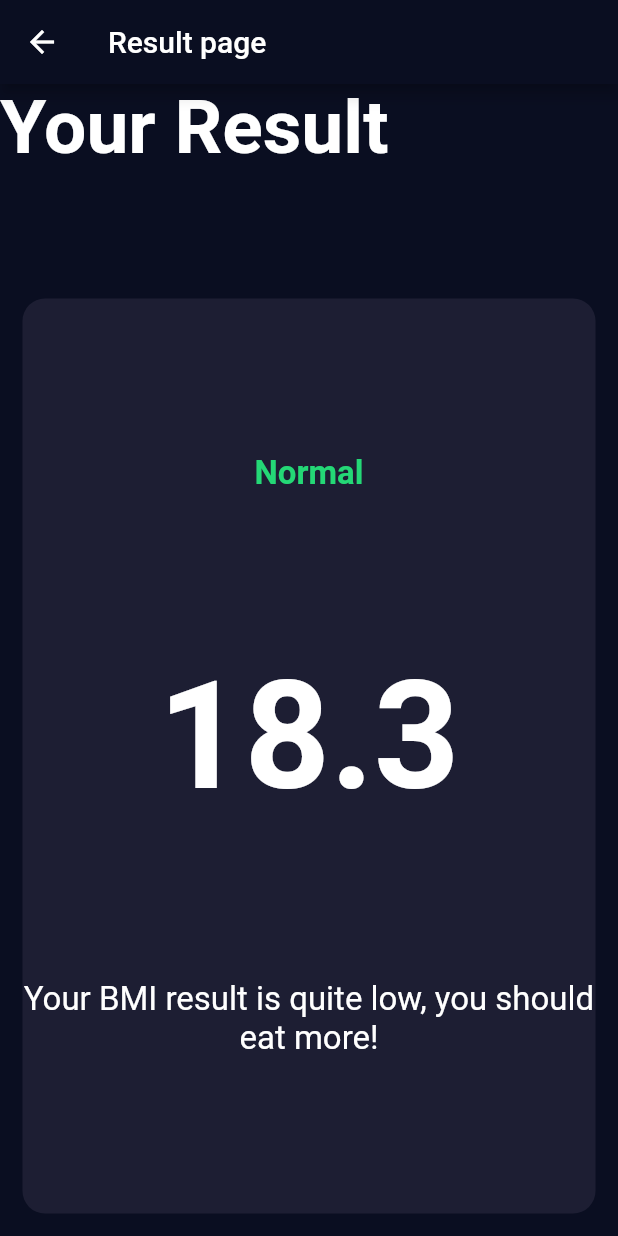
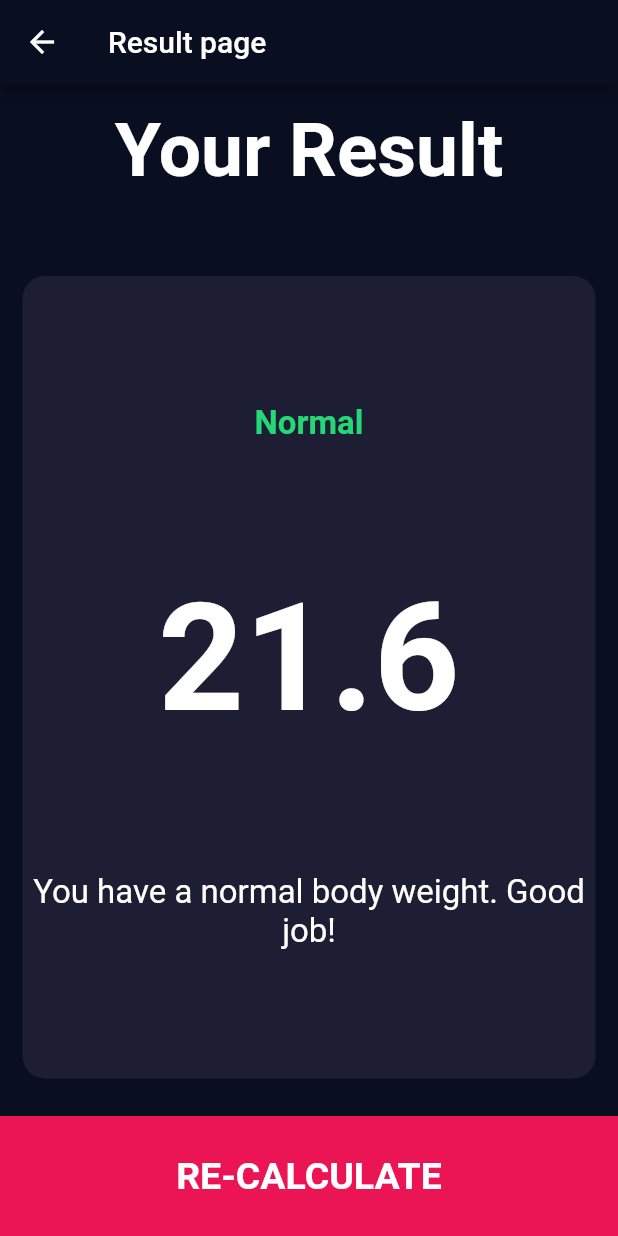
Before and after one commit to Grekoff18/BMI-Calculator, a Flutter app: the screen it shows after launch, after a tap on "Calculate", on a phone screen of 412 x 824 dp. Run offline on Flutter 3.47's test engine with Material 2 defaults, Android fonts, the phone set to English and light mode, and no system bars; our stand-ins replace font_awesome_flutter.

Commit message:
feat: project created

```diff
--- /dev/null
+++ b/lib/models/calculator_brain.dart
@@ -0,0 +1,35 @@
+import 'dart:math';
+
+class CalculatorBrain {
+  CalculatorBrain({this.weight, this.height});
+
+  final double weight;
+  final double height;
+
+  double _bmi = 0;
+
+  double calculateBMI() {
+    _bmi = weight / pow(height / 100, 2);
+    return _bmi;
+  }
+
+  String getResult() {
+    if (_bmi >= 25) {
+      return "Overweight";
+    } else if (_bmi > 18.5) {
+      return "Normal";
+    } else {
+      return "Underweight";
+    }
+  }
+
+  String getInterpretation() {
+    if (_bmi >= 25) {
+      return "You have a higher than normal body weight. Try to exercise more.";
+    } else if (_bmi >= 18.5) {
+      return "You have a normal body weight. Good job!";
+    } else {
+      return "You have a lower than normal body weight. You can eat a bit more.";
+    }
+  }
+}
--- a/lib/pages/input_page.dart
+++ b/lib/pages/input_page.dart
@@ -7,6 +7,7 @@ import 'package:bmi_calculator/widgets/round_icon_btn.dart';
 import 'package:bmi_calculator/widgets/gender_card.dart';
 import 'package:bmi_calculator/constants/global_constants.dart';
 import 'package:bmi_calculator/pages/result_page.dart';
+import 'package:bmi_calculator/models/calculator_brain.dart';
 
 enum GenderType {
   male,
@@ -219,9 +220,15 @@ class _InputPageState extends State<InputPage> {
           BottomButton(
             title: "Calculate",
             onTap: () {
+              CalculatorBrain calculator = CalculatorBrain(height: height, weight: weight);
+
               Navigator.push(
-                  context,
-                  MaterialPageRoute(builder: (context) => ResultPage())
+                context,
+                MaterialPageRoute(builder: (context) => ResultPage(
+                  bmiResult: calculator.calculateBMI().toStringAsFixed(1),
+                  resultText: calculator.getResult(),
+                  interpritate: calculator.getInterpretation(),
+                ))
               );
             },
           ),
--- a/lib/pages/result_page.dart
+++ b/lib/pages/result_page.dart
@@ -2,8 +2,19 @@ import 'package:bmi_calculator/widgets/reuseble_block.dart';
 import 'package:flutter/material.dart';
 import 'package:bmi_calculator/constants/global_constants.dart';
 import 'package:bmi_calculator/widgets/reuseble_block.dart';
+import 'package:bmi_calculator/widgets/bottom_button.dart';
 
 class ResultPage extends StatelessWidget {
+  ResultPage({
+    @required this.bmiResult,
+    @required this.resultText,
+    @required this.interpritate,
+  });
+
+  final String bmiResult;
+  final String resultText;
+  final String interpritate;
+
   @override
   Widget build(BuildContext context) {
     return Scaffold(
@@ -16,9 +27,11 @@ class ResultPage extends StatelessWidget {
         children: [
           Expanded(
             child: Container(
+              padding: EdgeInsets.all(15.0),
               child: Text(
                 "Your Result",
                 style: gC_titleTextStyle,
+                textAlign: TextAlign.center,
               ),
             ),
           ),
@@ -31,15 +44,15 @@ class ResultPage extends StatelessWidget {
                 crossAxisAlignment: CrossAxisAlignment.center,
                 children: [
                   Text(
-                    "Normal",
+                    resultText,
                     style: gC_resultTextStyle,
                   ),
                   Text(
-                    "18.3",
+                    bmiResult,
                     style: gC_BMITextStyle,
                   ),
                   Text(
-                    "Your BMI result is quite low, you should eat more!",
+                    interpritate,
                     textAlign: TextAlign.center,
                     style: gC_bodyTextStyle
                   )
@@ -47,6 +60,10 @@ class ResultPage extends StatelessWidget {
               ),
             ),
           ),
+          BottomButton(
+            title: "RE-CALCULATE",
+            onTap: () => Navigator.pop(context),
+          )
         ],
       ),
     );
```
